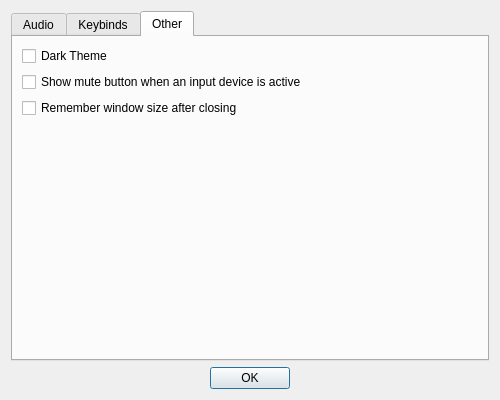
This is src/Dialog/dialogsettings.ui in defaultsamson/Soundboard as Qt 5 draws it before an edit. The edited form follows.
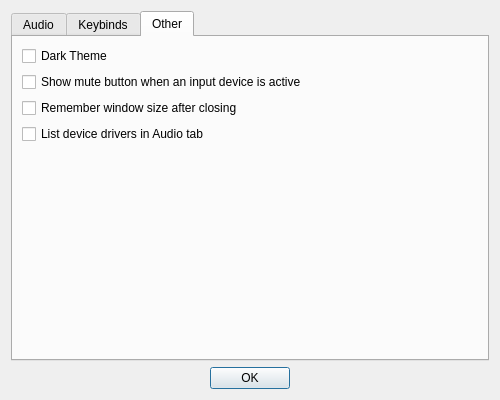
This is the edited form. The open tabs and pages were chosen to show the change. Icons and pictures are not drawn. Custom widgets are drawn as their Qt base class.

Commit message: Added ability to show non-default device drivers

The edit to the form file:
```diff
--- a/src/Dialog/dialogsettings.ui
+++ b/src/Dialog/dialogsettings.ui
@@ -1164,6 +1164,13 @@
          </property>
         </widget>
        </item>
+       <item>
+        <widget class="QCheckBox" name="checkBoxListDrivers">
+         <property name="text">
+          <string>List device drivers in Audio tab</string>
+         </property>
+        </widget>
+       </item>
        <item>
         <spacer name="verticalSpacer_2">
          <property name="orientation">
```
Left out of the diff: 10 changed lines with no effect on the pictures. The commit also changes 6 other files.
